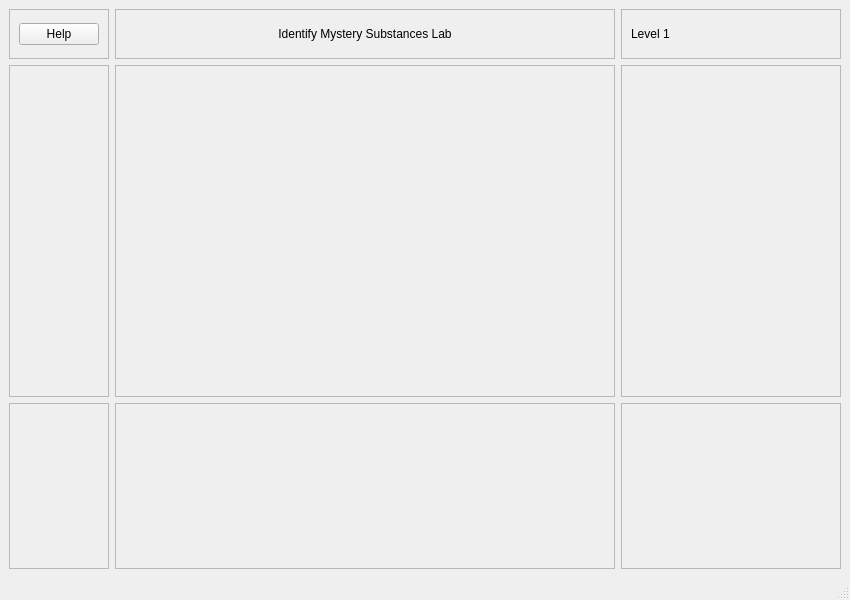
First picture: the form in mainwindow.ui, repository University-of-Utah-CS3505/a9-edu-app-DDDragonz, before the edit.
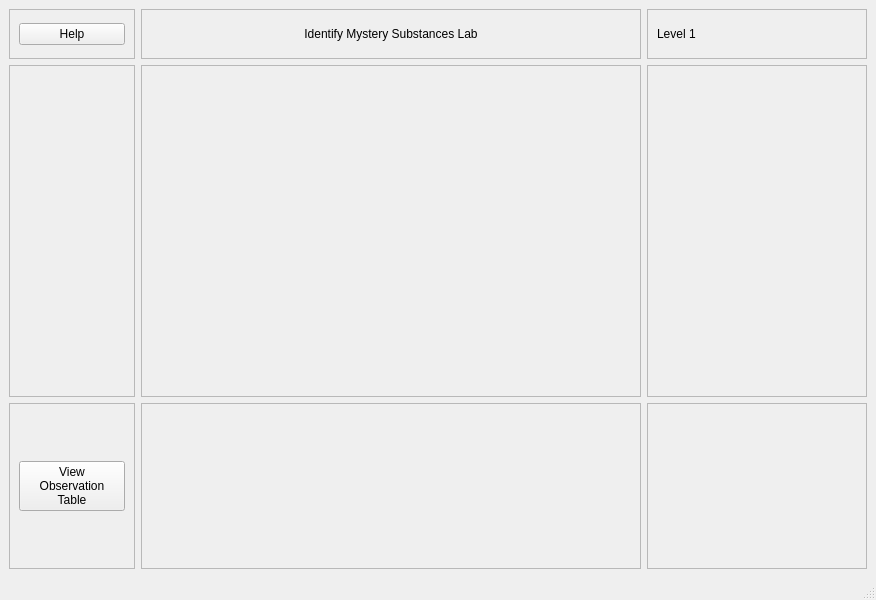
Second picture: the form after the edit. Custom widgets are drawn as their Qt base class.

Patch:
```diff
--- a/mainwindow.ui
+++ b/mainwindow.ui
@@ -6,7 +6,7 @@
    <rect>
     <x>0</x>
     <y>0</y>
-    <width>800</width>
+    <width>876</width>
     <height>600</height>
    </rect>
   </property>
@@ -176,7 +176,13 @@
       </property>
       <layout class="QVBoxLayout" name="verticalLayout_7">
        <item>
-        <widget class="QWidget" name="reactionTableWidget" native="true"/>
+        <widget class="QPushButton" name="viewTableButton">
+         <property name="text">
+          <string>View
+Observation
+Table</string>
+         </property>
+        </widget>
        </item>
       </layout>
      </widget>
@@ -192,7 +198,7 @@
       <property name="maximumSize">
        <size>
         <width>230</width>
-        <height>300</height>
+        <height>200</height>
        </size>
       </property>
       <property name="frameShape">
```
Left out of the diff: 2 changed lines with no effect on the pictures.
